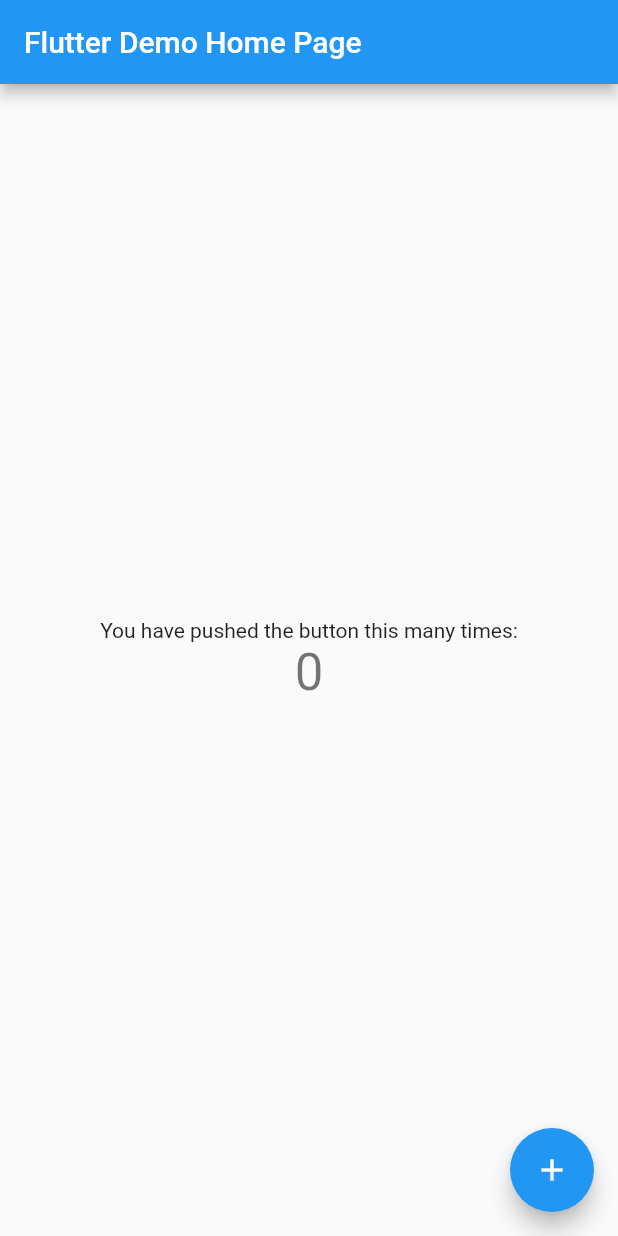
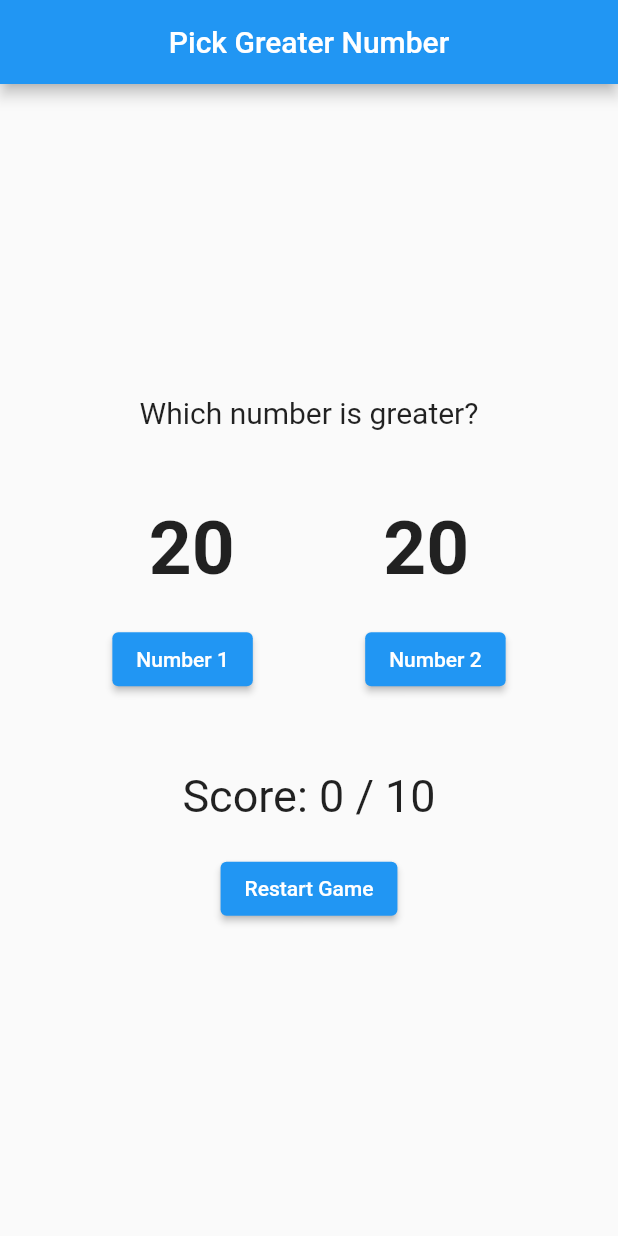
Before and after one commit to AasifMdr/number_generator, a Flutter app: the screen it shows after launch, on a phone screen of 412 x 824 dp. Run offline on Flutter 3.47's test engine with Material 2 defaults, Android fonts, the phone set to English and light mode, and no system bars.

Commit message:
first_commit

```diff
--- /dev/null
+++ b/lib/app.dart
@@ -0,0 +1,18 @@
+import 'package:flutter/material.dart';
+import 'package:number_generator/view/num_generator_view.dart';
+
+  class MyApp extends StatelessWidget {
+  const MyApp({super.key});
+
+  @override
+  Widget build(BuildContext context) {
+    return MaterialApp(
+      debugShowCheckedModeBanner: false,
+      title: 'Pick a Greater Number Game',
+       initialRoute: '/',
+      routes: {
+        '/': (context) => NumberGeneratorScreen(),
+      },
+    );
+  }
+}
--- a/lib/main.dart
+++ b/lib/main.dart
@@ -1,115 +1,9 @@
 import 'package:flutter/material.dart';
 
+import 'app.dart';
+
 void main() {
-  runApp(const MyApp());
+  runApp(
+    const MyApp()
+    );
 }
-
-class MyApp extends StatelessWidget {
-  const MyApp({super.key});
-
-  // This widget is the root of your application.
-  @override
-  Widget build(BuildContext context) {
-    return MaterialApp(
-      title: 'Flutter Demo',
-      theme: ThemeData(
-        // This is the theme of your application.
-        //
-        // Try running your application with "flutter run". You'll see the
-        // application has a blue toolbar. Then, without quitting the app, try
-        // changing the primarySwatch below to Colors.green and then invoke
-        // "hot reload" (press "r" in the console where you ran "flutter run",
-        // or simply save your changes to "hot reload" in a Flutter IDE).
-        // Notice that the counter didn't reset back to zero; the application
-        // is not restarted.
-        primarySwatch: Colors.blue,
-      ),
-      home: const MyHomePage(title: 'Flutter Demo Home Page'),
-    );
-  }
-}
-
-class MyHomePage extends StatefulWidget {
-  const MyHomePage({super.key, required this.title});
-
-  // This widget is the home page of your application. It is stateful, meaning
-  // that it has a State object (defined below) that contains fields that affect
-  // how it looks.
-
-  // This class is the configuration for the state. It holds the values (in this
-  // case the title) provided by the parent (in this case the App widget) and
-  // used by the build method of the State. Fields in a Widget subclass are
-  // always marked "final".
-
-  final String title;
-
-  @override
-  State<MyHomePage> createState() => _MyHomePageState();
-}
-
-class _MyHomePageState extends State<MyHomePage> {
-  int _counter = 0;
-
-  void _incrementCounter() {
-    setState(() {
-      // This call to setState tells the Flutter framework that something has
-      // changed in this State, which causes it to rerun the build method below
-      // so that the display can reflect the updated values. If we changed
-      // _counter without calling setState(), then the build method would not be
-      // called again, and so nothing would appear to happen.
-      _counter++;
-    });
-  }
-
-  @override
-  Widget build(BuildContext context) {
-    // This method is rerun every time setState is called, for instance as done
-    // by the _incrementCounter method above.
-    //
-    // The Flutter framework has been optimized to make rerunning build methods
-    // fast, so that you can just rebuild anything that needs updating rather
-    // than having to individually change instances of widgets.
-    return Scaffold(
-      appBar: AppBar(
-        // Here we take the value from the MyHomePage object that was created by
-        // the App.build method, and use it to set our appbar title.
-        title: Text(widget.title),
-      ),
-      body: Center(
-        // Center is a layout widget. It takes a single child and positions it
-        // in the middle of the parent.
-        child: Column(
-          // Column is also a layout widget. It takes a list of children and
-          // arranges them vertically. By default, it sizes itself to fit its
-          // children horizontally, and tries to be as tall as its parent.
-          //
-          // Invoke "debug painting" (press "p" in the console, choose the
-          // "Toggle Debug Paint" action from the Flutter Inspector in Android
-          // Studio, or the "Toggle Debug Paint" command in Visual Studio Code)
-          // to see the wireframe for each widget.
-          //
-          // Column has various properties to control how it sizes itself and
-          // how it positions its children. Here we use mainAxisAlignment to
-          // center the children vertically; the main axis here is the vertical
-          // axis because Columns are vertical (the cross axis would be
-          // horizontal).
-          mainAxisAlignment: MainAxisAlignment.center,
-          children: <Widget>[
-            const Text(
-              'You have pushed the button this many times:',
-            ),
-            Text(
-              '$_counter',
-              style: Theme.of(context).textTheme.headlineMedium,
-            ),
-          ],
-        ),
-      ),
-      floatingActionButton: FloatingActionButton(
-        onPressed: _incrementCounter,
-        tooltip: 'Increment',
-        child: const Icon(Icons.add),
-      ), // This trailing comma makes auto-formatting nicer for build methods.
-    );
-  }
-}
--- /dev/null
+++ b/lib/view/num_generator_view.dart
@@ -0,0 +1,134 @@
+import 'dart:math';
+
+import 'package:flutter/material.dart';
+
+class NumberGeneratorScreen extends StatefulWidget {
+  const NumberGeneratorScreen({super.key});
+
+  @override
+  _NumberGeneratorScreenState createState() => _NumberGeneratorScreenState();
+}
+
+class _NumberGeneratorScreenState extends State<NumberGeneratorScreen> {
+  int _score = 0;
+  int _roundsPlayed = 0;
+  int _number1 = 0;
+  int _number2 = 0;
+
+  void _generateRandomNumbers() {
+    setState(() {
+      _number1 = Random().nextInt(100);
+      _number2 = Random().nextInt(100);
+    });
+  }
+
+  void _checkAnswer(bool isGreater) {
+    setState(() {
+      if ((isGreater && _number1 > _number2) ||
+          (!isGreater && _number2 > _number1)) {
+        _score++;
+      }
+      _roundsPlayed++;
+      if (_roundsPlayed >= 10) {
+        _showGameOverDialog();
+        return;
+      }
+      _generateRandomNumbers();
+    });
+  }
+
+  void _showGameOverDialog() {
+    showDialog(
+      context: context,
+      builder: (BuildContext context) {
+        return AlertDialog(
+          title: const Text('Game Over!'),
+          content: Text('Your score is $_score.'),
+          actions: <Widget>[
+            TextButton(
+              onPressed: () {
+                Navigator.of(context).pop();
+                _restartGame();
+              },
+              child: const Text('Restart'),
+            ),
+          ],
+        );
+      },
+    );
+  }
+
+  void _restartGame() {
+    setState(() {
+      _score = 0;
+      _roundsPlayed = 0;
+      _generateRandomNumbers();
+    });
+  }
+
+  @override
+  void initState() {
+    super.initState();
+    _generateRandomNumbers();
+  }
+
+  @override
+  Widget build(BuildContext context) {
+    return Scaffold(
+      appBar: AppBar(
+        title: const Text('Pick Greater Number'),
+        centerTitle: true,
+      ),
+      body: Center(
+        child: Column(
+          mainAxisAlignment: MainAxisAlignment.center,
+          children: <Widget>[
+            const Text(
+              'Which number is greater?',
+              style: TextStyle(fontSize: 20.0),
+              textAlign: TextAlign.center,
+            ),
+            const SizedBox(height: 50.0),
+            Row(
+              mainAxisAlignment: MainAxisAlignment.spaceEvenly,
+              children: <Widget>[
+                Text(
+                  '$_number1',
+                  style: const TextStyle(fontSize: 50.0, fontWeight: FontWeight.bold),
+                ),
+                Text(
+                  '$_number2',
+                  style: const TextStyle(fontSize: 50.0, fontWeight: FontWeight.bold),
+                ),
+              ],
+            ),
+            const SizedBox(height: 20.0),
+            Row(
+              mainAxisAlignment: MainAxisAlignment.spaceEvenly,
+              children: <Widget>[
+                ElevatedButton(
+                  onPressed: () => _checkAnswer(true),
+                  child: const Text('Number 1'),
+                ),
+                ElevatedButton(
+                  onPressed: () => _checkAnswer(false),
+                  child: const Text('Number 2'),
+                ),
+              ],
+            ),
+            const SizedBox(height: 50.0),
+            Text(
+              'Score: $_score / 10',
+              style: const TextStyle(fontSize: 30.0),
+            ),
+            const SizedBox(height: 20.0),
+            ElevatedButton(
+              onPressed: _restartGame,
+              child: const Text('Restart Game'),
+            ),
+          ],
+        ),
+      ),
+    );
+  }
+}
```
Also changed, not shown: 1 other file.
